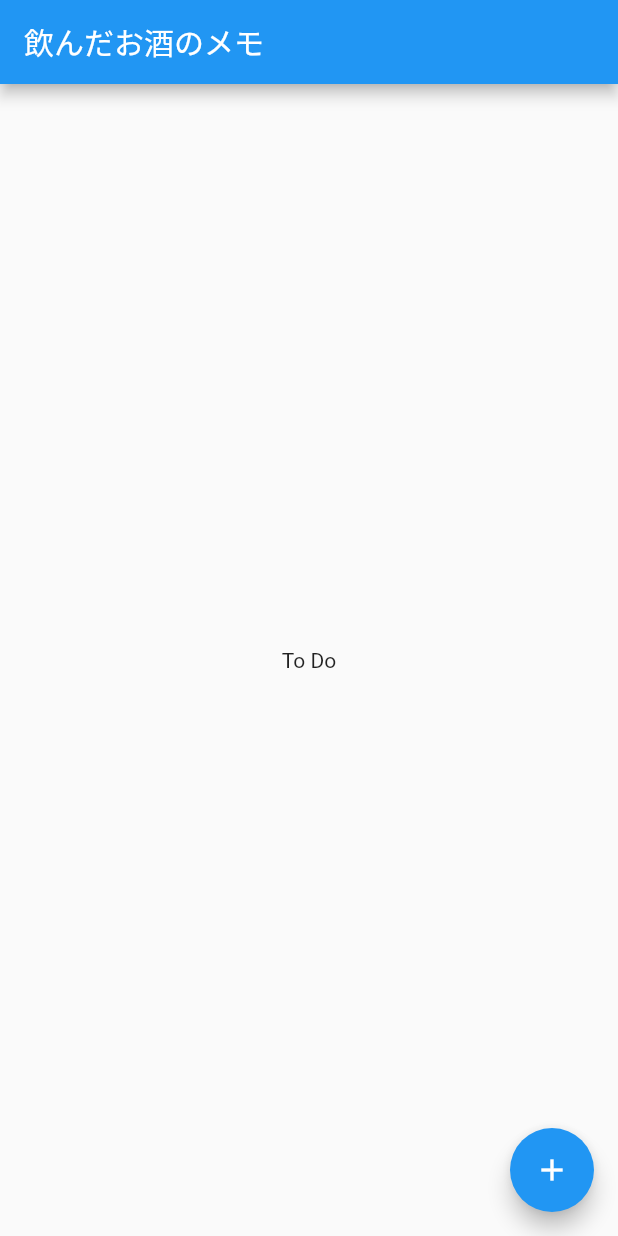
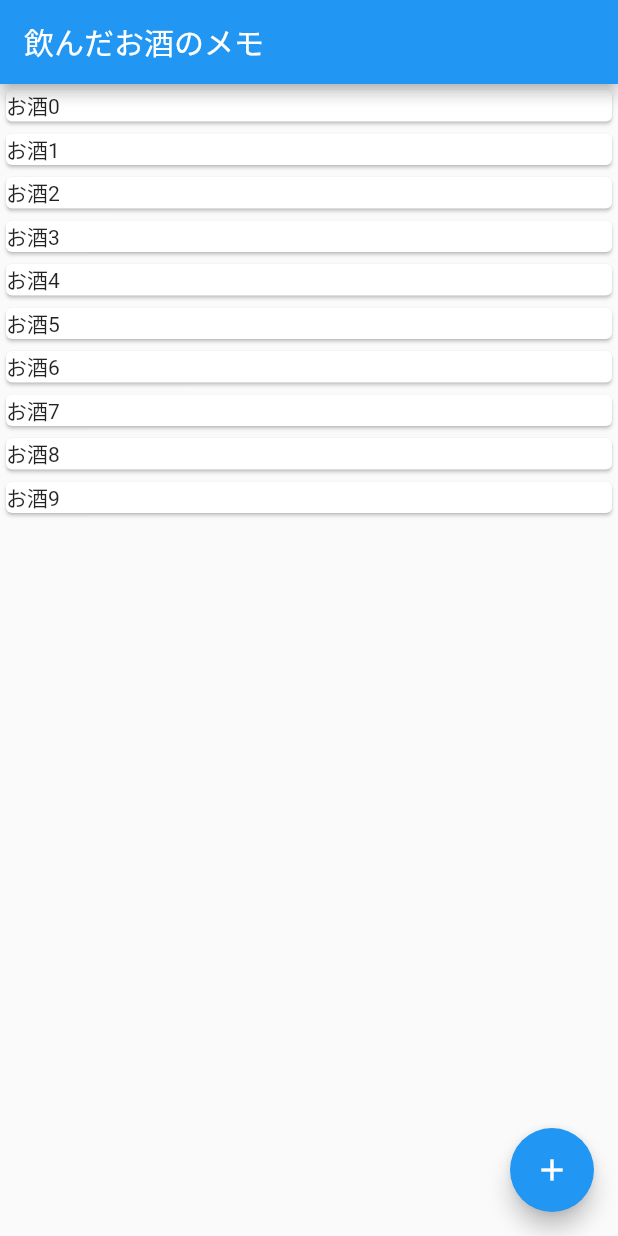
Before and after one commit to ken1flan/uchi_sake, a Flutter app: the screen it shows after launch, on a phone screen of 412 x 824 dp. Run offline on Flutter 3.47's test engine with Material 2 defaults, Android fonts, the phone set to English and light mode, and no system bars.

Commit message:
メモのリストを表示

```diff
--- a/lib/widgets/memo_list_page.dart
+++ b/lib/widgets/memo_list_page.dart
@@ -32,16 +32,19 @@ class _MemoListPageState extends State<MemoListPage> {
       appBar: AppBar(
         title: const Text('飲んだお酒のメモ'),
       ),
-      body: Center(
-        child: Column(
-          mainAxisAlignment: MainAxisAlignment.center,
-          children: const <Widget>[
-            Text(
-              'To Do',
-            ),
-          ],
-        ),
-      ),
+      body: memos.isEmpty
+          ? Center(
+              child: Column(
+                mainAxisAlignment: MainAxisAlignment.center,
+                children: const <Widget>[
+                  Text('まだありません。'),
+                ],
+              ),
+            )
+          : ListView(
+              children: memos.map((Memo memo) {
+              return Card(child: Text(memo.name));
+            }).toList()),
       floatingActionButton: FloatingActionButton(
         onPressed: _createMemo,
         tooltip: 'メモを追加します。',
```
